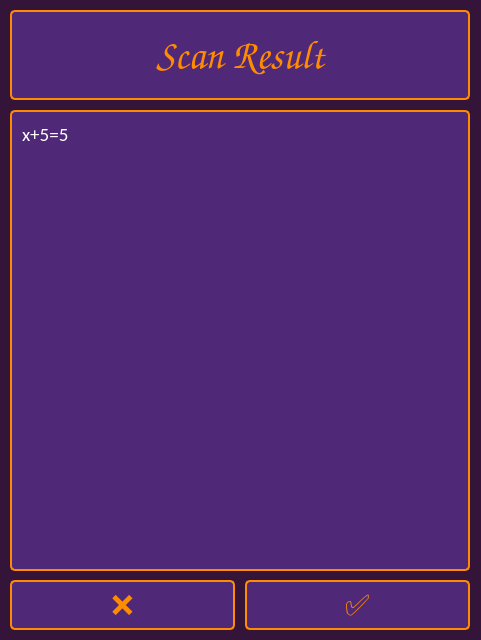
This is Externals/Qt/ScanResultWindow.ui in DRBC-Systems/PipinoCosmos as Qt 5 draws it before an edit. The edited form follows.
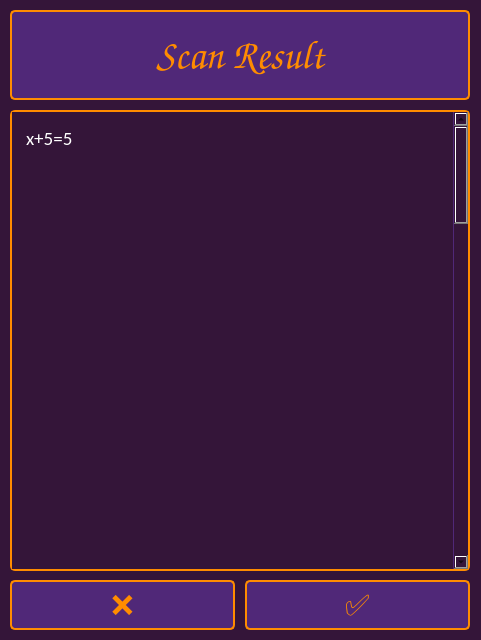
This is the edited form.

The edit to the form file:
```diff
--- a/Externals/Qt/ScanResultWindow.ui
+++ b/Externals/Qt/ScanResultWindow.ui
@@ -63,7 +63,7 @@
      <set>Qt::AlignmentFlag::AlignCenter</set>
     </property>
    </widget>
-   <widget class="QLabel" name="scanResultLabel">
+   <widget class="QScrollArea" name="scrollArea">
     <property name="geometry">
      <rect>
       <x>10</x>
@@ -72,6 +72,65 @@
       <height>461</height>
      </rect>
     </property>
+    <property name="styleSheet">
+     <string notr="true">QScrollArea {
+    border: 2px solid rgb(255, 140, 0);
+    border-radius: 5px;
+    background-color: rgb(80, 40, 120);
+}
+
+QScrollBar:vertical {
+    border: none;
+    background: rgb(60, 25, 70);
+    width: 12px;
+    border-radius: 6px;
+}
+
+QScrollBar::handle:vertical {
+    background: rgb(255, 140, 0);
+    border-radius: 6px;
+    min-height: 20px;
+}
+
+QScrollBar::handle:vertical:hover {
+    background: rgb(255, 160, 40);
+}
+
+QScrollBar::add-line:vertical, QScrollBar::sub-line:vertical {
+    height: 0px;
+}
+
+QScrollBar::add-page:vertical, QScrollBar::sub-page:vertical {
+    background: none;
+}</string>
+    </property>
+    <property name="widgetResizable">
+     <bool>false</bool>
+    </property>
+    <property name="horizontalScrollBarPolicy">
+     <enum>Qt::ScrollBarAlwaysOff</enum>
+    </property>
+    <property name="verticalScrollBarPolicy">
+     <enum>Qt::ScrollBarAsNeeded</enum>
+    </property>
+    <widget class="QWidget" name="scrollAreaWidgetContents">
+     <property name="geometry">
+      <rect>
+       <x>0</x>
+       <y>0</y>
+       <width>441</width>
+       <height>2000</height>
+      </rect>
+     </property>
+     <widget class="QLabel" name="scanResultLabel">
+      <property name="geometry">
+       <rect>
+        <x>0</x>
+        <y>0</y>
+        <width>441</width>
+        <height>2000</height>
+       </rect>
+      </property>
     <property name="font">
      <font>
       <family>Calibri</family>
@@ -80,11 +139,10 @@
     </property>
     <property name="styleSheet">
      <string notr="true">QLabel {
-    border: 2px solid rgb(255, 140, 0);       /* darker purple border */
-    border-radius: 5px;
-    padding: 6px;
-    color: white;                 /* orange text */
-    background-color: rgb(80, 40, 120);      /* darker purple background */
+    border: none;
+    padding: 10px;
+    color: white;
+    background-color: transparent;
 }</string>
     </property>
     <property name="text">
@@ -93,6 +151,11 @@
     <property name="alignment">
      <set>Qt::AlignmentFlag::AlignLeading|Qt::AlignmentFlag::AlignLeft|Qt::AlignmentFlag::AlignTop</set>
     </property>
+      <property name="wordWrap">
+       <bool>true</bool>
+      </property>
+     </widget>
+    </widget>
    </widget>
    <widget class="QPushButton" name="backButton">
     <property name="geometry">
```
Lines whose indentation alone changed are shown as unchanged.
